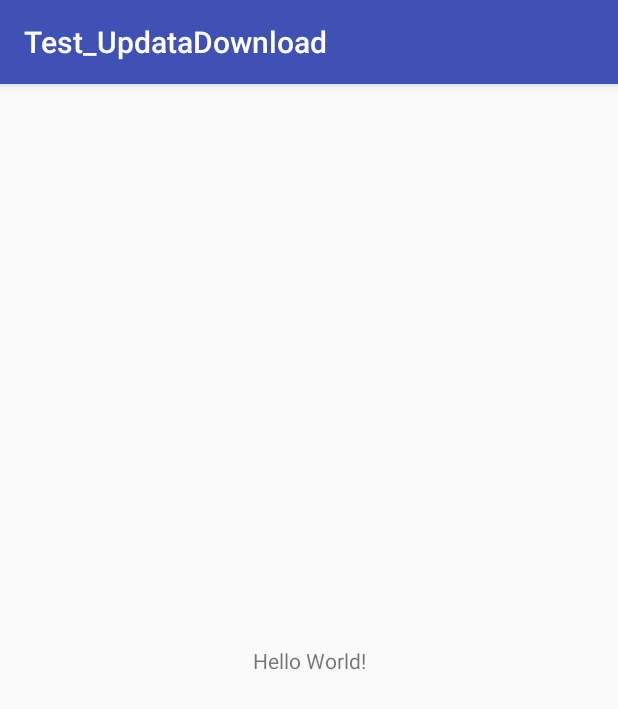
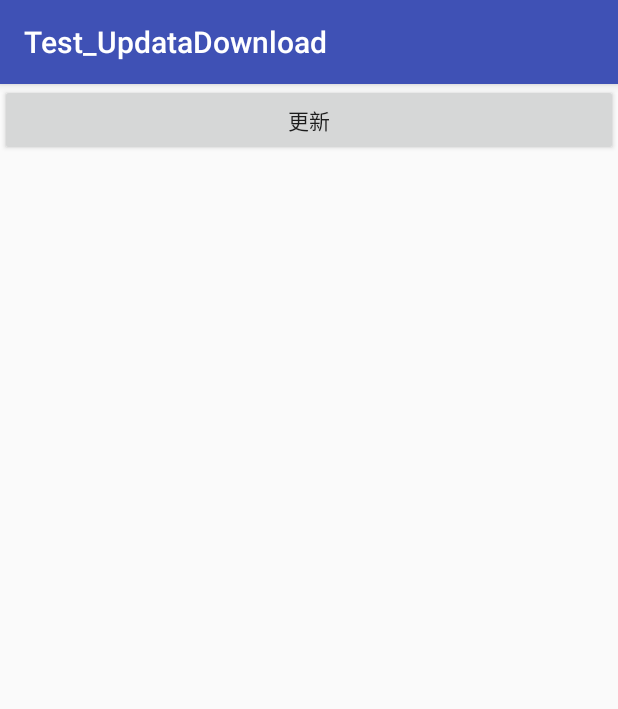
Before and after one commit to yzbbanban/Test_UpdataDownload, an Android app: the screen it shows after launch (MainActivity), on a phone screen of 412 x 824 dp. Shown: the top 709 px of the screen. Run offline under Robolectric (Android 15) with nearby library versions, the phone set to English and light mode, and no system bars.

Commit message:
修改部分代码
没解决啊

```diff
--- a/app/src/main/AndroidManifest.xml
+++ b/app/src/main/AndroidManifest.xml
@@ -19,6 +19,7 @@
                 <category android:name="android.intent.category.LAUNCHER" />
             </intent-filter>
         </activity>
+        <service android:name=".update.UpdateService"></service>
     </application>
 
 </manifest>
--- a/app/src/main/java/com/wangban/yzbbanban/test_updatadownload/MainActivity.java
+++ b/app/src/main/java/com/wangban/yzbbanban/test_updatadownload/MainActivity.java
@@ -1,13 +1,60 @@
 package com.wangban.yzbbanban.test_updatadownload;
 
+import android.content.DialogInterface;
+import android.content.Intent;
+import android.provider.ContactsContract;
+import android.support.v7.app.AlertDialog;
 import android.support.v7.app.AppCompatActivity;
 import android.os.Bundle;
+import android.util.Log;
+import android.view.View;
+import android.widget.Button;
+
+import com.wangban.yzbbanban.test_updatadownload.update.UpdateService;
 
 public class MainActivity extends AppCompatActivity {
+    private Button btnUpdate;
 
     @Override
     protected void onCreate(Bundle savedInstanceState) {
         super.onCreate(savedInstanceState);
         setContentView(R.layout.activity_main);
+        btnUpdate = (Button) findViewById(R.id.btn_update);
+        btnUpdate.setOnClickListener(new View.OnClickListener() {
+            @Override
+            public void onClick(View view) {
+                checkVision();
+
+            }
+        });
+        checkVision();
+
     }
+
+    private void checkVision() {
+
+        AlertDialog.Builder builder = new AlertDialog.Builder(this);
+        builder.setIcon(R.mipmap.ic_launcher).setTitle("下载").setMessage("是否更新");
+        builder.setNegativeButton("取消", new DialogInterface.OnClickListener() {
+            @Override
+            public void onClick(DialogInterface dialogInterface, int i) {
+            }
+        });
+        builder.setPositiveButton("更新", new DialogInterface.OnClickListener() {
+            @Override
+            public void onClick(DialogInterface dialogInterface, int i) {
+                Intent intent = new Intent(MainActivity.this, UpdateService.class);
+                intent.putExtra("lastVersion", "V1.0");
+                String path = "http://117.169.16.25/imtt.dd.qq.com/16891/5D3BB386A4EC7A66B55300C2BADED2AF.apk?mkey=57a71db6d7a2e842&f=2120&c=0&fsname=com.tencent.karaoke_3.6.8.278_67.apk&csr=4d5s&p=.apk";
+//                Log.i("supergirl", "onClick: "+path);
+                intent.putExtra("apkURL", path);
+                startService(intent);
+
+            }
+        });
+        AlertDialog dialog = builder.create();
+        dialog.show();
+
+    }
+
 }
--- a/app/src/main/java/com/wangban/yzbbanban/test_updatadownload/update/UpdateDownloadRequest.java
+++ b/app/src/main/java/com/wangban/yzbbanban/test_updatadownload/update/UpdateDownloadRequest.java
@@ -3,6 +3,7 @@ package com.wangban.yzbbanban.test_updatadownload.update;
 import android.os.Handler;
 import android.os.Looper;
 import android.os.Message;
+import android.util.Log;
 
 import java.io.IOException;
 import java.io.InputStream;
@@ -11,6 +12,8 @@ import java.net.HttpURLConnection;
 import java.net.URL;
 import java.text.DecimalFormat;
 import java.lang.*;
+
+import static android.content.ContentValues.TAG;
 
 /**
  * Created by YZBbanban on 16/8/7.
@@ -58,8 +61,8 @@ public class UpdateDownloadRequest implements Runnable {
     @Override
     public void run() {
         try {
+            Log.i(TAG, "run: "+"执行Run()方法");
             makeRequst();
-
         } catch (IOException e) {
             e.printStackTrace();
         } catch (InterruptedException e) {
--- a/app/src/main/res/layout/activity_main.xml
+++ b/app/src/main/res/layout/activity_main.xml
@@ -7,13 +7,10 @@
     android:layout_height="match_parent"
     tools:context="com.wangban.yzbbanban.test_updatadownload.MainActivity">
 
-    <TextView
-        android:layout_width="wrap_content"
+    <Button
+        android:id="@+id/btn_update"
+        android:layout_width="match_parent"
         android:layout_height="wrap_content"
-        android:text="Hello World!"
-        app:layout_constraintBottom_toBottomOf="@+id/activity_main"
-        app:layout_constraintLeft_toLeftOf="@+id/activity_main"
-        app:layout_constraintRight_toRightOf="@+id/activity_main"
-        app:layout_constraintTop_toTopOf="@+id/activity_main" />
+        android:text="更新" />
 
 </android.support.constraint.ConstraintLayout>
```
Also changed, not shown: app/src/main/java/com/wangban/yzbbanban/test_updatadownload/update/UpdateManager.java (+8 -0 lines), app/src/main/java/com/wangban/yzbbanban/test_updatadownload/update/UpdateService.java (+9 -1 lines).
